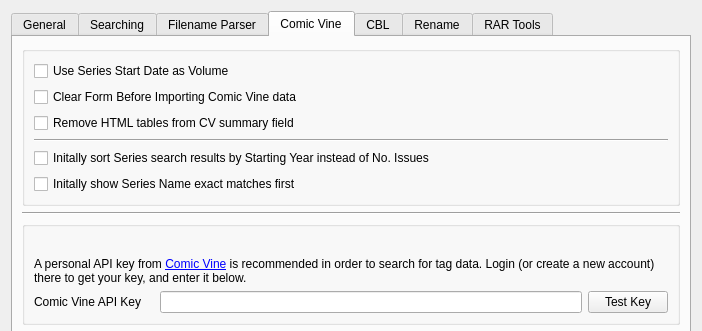
comictagger/comictagger, file comictaggerlib/ui/settingswindow.ui: the form before one commit; both pictures show x 0 to 702 and y 0 to 331 of the 702 by 478 pixel window.
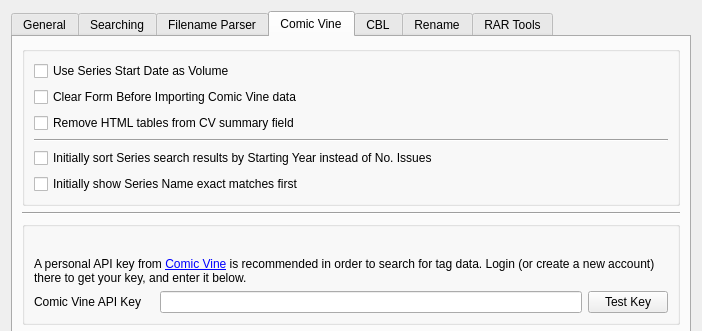
The form after the commit. The open tabs and pages were chosen to show the change.

```diff
--- a/comictaggerlib/ui/settingswindow.ui
+++ b/comictaggerlib/ui/settingswindow.ui
@@ -332,14 +332,14 @@
               <item>
                <widget class="QCheckBox" name="cbxSortByYear">
                 <property name="text">
-                 <string>Initally sort Series search results by Starting Year instead of No. Issues</string>
+                 <string>Initially sort Series search results by Starting Year instead of No. Issues</string>
                 </property>
                </widget>
               </item>
               <item>
                <widget class="QCheckBox" name="cbxExactMatches">
                 <property name="text">
-                 <string>Initally show Series Name exact matches first</string>
+                 <string>Initially show Series Name exact matches first</string>
                 </property>
                </widget>
               </item>
```
